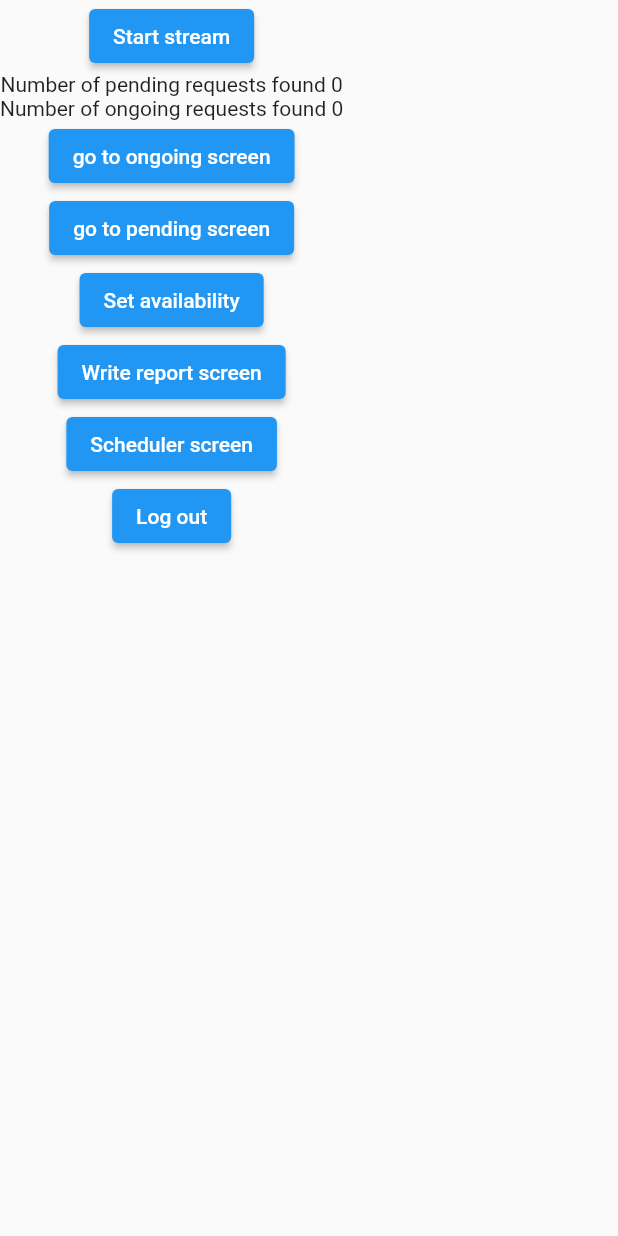
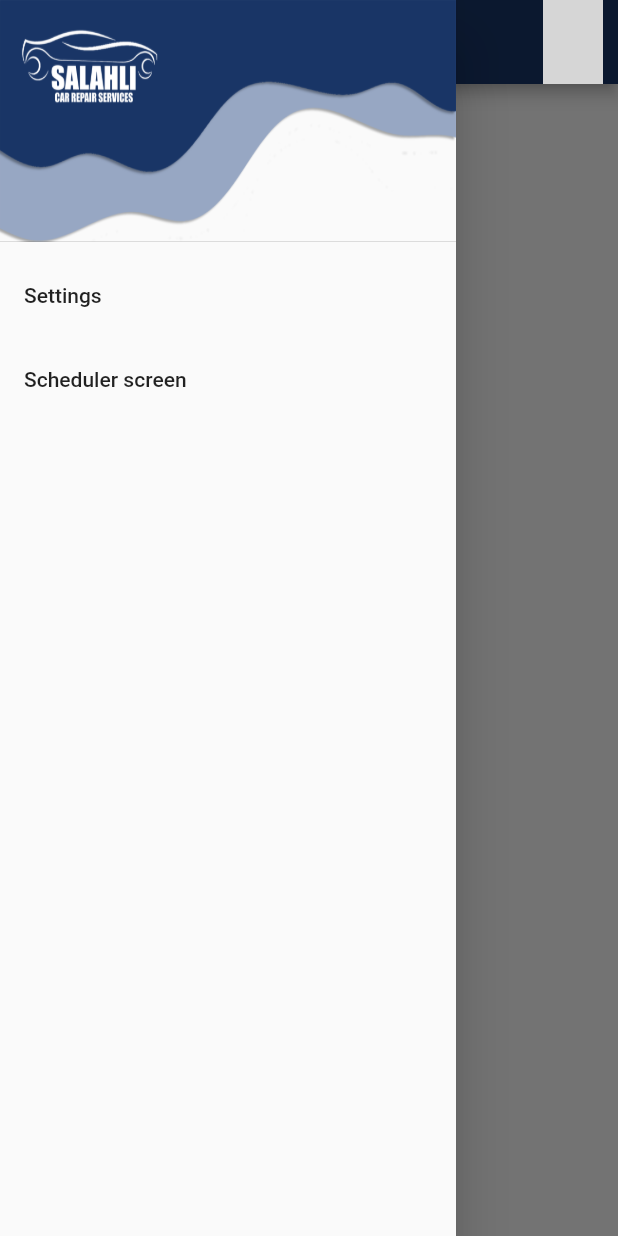
Before and after one commit to sergi-s/Salahly-mechanic-application, a Flutter app: the OngoingScreenDummy screen opened by its route, with the side drawer open (before the commit the screen has no drawer), on a phone screen of 412 x 824 dp. Run offline on Flutter 3.47's test engine with Material 2 defaults, Android fonts, the phone set to English and light mode, and no system bars; drawn by our look-alikes of overlay_support; our stand-ins replace animated_theme_switcher, dropdown_button2, easy_localization, firebase_auth, firebase_core, firebase_database and 12 more; missing offline and left inert: confirm_dialog, dart:ffi, flutter_geofire, localstore, salahly_models, time_planner; accounts and stored records are empty; network calls fail; grey boxes are pictures that could not be loaded.

Commit message:
Setting Button to change language

```diff
--- a/assets/translations/ar.json
+++ b/assets/translations/ar.json
@@ -55,5 +55,7 @@
   "request_status" : "حالة الطلب",
   "car_number" : "رقم السيارة",
   "car_model" : "موديل السيارة",
-  "client_name" : "اسم العميل"
+  "client_name" : "اسم العميل",
+  "settings": "اعدادات",
+  "change_lang": "اختار لغه"
 }
--- a/assets/translations/en.json
+++ b/assets/translations/en.json
@@ -50,5 +50,7 @@
   "duration": "Duration",
   "end_time": "End time",
   "color": "Color",
-  "request" : "Request"
+  "request" : "Request",
+  "settings": "Settings",
+  "change_lang": "Choose language"
 }
--- a/lib/routes.dart
+++ b/lib/routes.dart
@@ -16,6 +16,8 @@ import 'package:salahly_mechanic/screens/login_signup/signupscreen.dart';
 import 'package:salahly_mechanic/screens/scheduler/scheduler_screen.dart';
 import 'package:salahly_mechanic/screens/scheduler/view_scheduler_task.dart';
 import 'package:salahly_mechanic/screens/test_foula.dart';
+
+import 'screens/switchLanguage.dart';
 
 class Routing {
   get router => GoRouter(
@@ -96,6 +98,10 @@ class Routing {
             path: ViewSchedulerTaskScreen.routeName,
             builder: (context, state) => ViewSchedulerTaskScreen(scheduleTask: state.extra! as ScheduleTask),
           ),
+          GoRoute(
+            path: SwitchLanguageScreen.routeName,
+            builder: (context, state) => SwitchLanguageScreen(),
+          ),
         ],
       );
 }
--- a/lib/screens/requests/ongoing_requests.dart
+++ b/lib/screens/requests/ongoing_requests.dart
@@ -12,6 +12,8 @@ import 'package:salahly_mechanic/screens/login_signup/signupscreen.dart';
 import 'package:salahly_mechanic/screens/scheduler/scheduler_screen.dart';
 import 'package:salahly_mechanic/screens/test_foula.dart';
 import 'package:go_router/go_router.dart';
+import 'package:salahly_mechanic/widgets/gloable_widgets/app_bar.dart';
+import 'package:salahly_mechanic/widgets/gloable_widgets/app_drawer.dart';
 import 'package:salahly_models/models/road_side_assistance.dart';
 
 class OngoingScreenDummy extends ConsumerWidget {
@@ -25,6 +27,8 @@ class OngoingScreenDummy extends ConsumerWidget {
         ref.watch(ongoingRequestsProvider.notifier);
     List<RSA> ongoingRequests = ref.watch(ongoingRequestsProvider);
     return Scaffold(
+      appBar: salahlyAppBar(),
+      drawer: salahlyDrawer(context),
       body: SafeArea(
         child: Column(
           // mainAxisAlignment: MainAxisAlignment.spaceEvenly,
--- /dev/null
+++ b/lib/widgets/gloable_widgets/app_bar.dart
@@ -0,0 +1,40 @@
+import "package:flutter/material.dart";
+import 'package:flutter_riverpod/flutter_riverpod.dart';
+import 'package:go_router/go_router.dart';
+import 'package:salahly_mechanic/screens/MechanicProfile/MechanicProfilePage.dart';
+
+PreferredSizeWidget salahlyAppBar({String? title}) {
+  return AppBar(
+    title: title != null
+        ? Text(title)
+        : Image.asset('assets/images/logo white.png',
+            fit: BoxFit.contain, scale: 50),
+    centerTitle: true,
+    backgroundColor: const Color(0xff193566),
+    actions: [
+      Consumer(
+        builder: (context, ref, child) {
+          return Container(
+              // alignment: Alignment.centerRight,
+              padding: const EdgeInsets.only(left: 0.0, right: 10.0),
+              child: GestureDetector(
+                onTap: ()=>context.push(MechanicProfilePage.routeName),
+                child: CircleAvatar(
+                      backgroundImage:
+                          NetworkImage( ""),
+                    ),
+              ));
+        },
+      )
+    ],
+    // flexibleSpace: Container(
+    //   alignment: Alignment.centerRight,
+    //   padding: const EdgeInsets.only(left: 0.0, right: 10.0),
+    //   child: const CircleAvatar(
+    //     backgroundImage: AssetImage('assets/images/tarek.jpg'),
+    //   ),
+    // ),
+  );
+}
+
+//TODO: el image el mawgoda fl Appbar mynf34 tkon hardcoded mknha
--- /dev/null
+++ b/lib/widgets/gloable_widgets/app_drawer.dart
@@ -0,0 +1,46 @@
+import 'package:easy_localization/easy_localization.dart';
+import "package:flutter/material.dart";
+import 'package:go_router/go_router.dart';
+import 'package:salahly_mechanic/screens/scheduler/scheduler_screen.dart';
+import 'package:salahly_mechanic/screens/switchLanguage.dart';
+
+
+
+Widget salahlyDrawer(BuildContext context) {
+  return Drawer(
+    child: ListView(
+      padding: EdgeInsets.zero,
+      children: [
+        const DrawerHeader(
+          decoration: BoxDecoration(
+              image: DecorationImage(
+                  image: AssetImage('assets/images/wavy shape copy.png'),
+                  alignment: Alignment.topCenter,
+                  fit: BoxFit.fill),
+              color: Colors.transparent),
+          child: Text(''),
+        ),
+
+        ListTile(
+          title: Text('settings'.tr()),
+          onTap: () {
+            Navigator.pop(context);
+            context.push(SwitchLanguageScreen.routeName);
+          },
+        ),
+
+
+        ListTile(
+          title: Text("Scheduler screen"),
+          onTap: () {
+            Navigator.pop(context);
+            context.push(SchedulerScreen.routeName);
+          },
+        ),
+      ],
+    ),
+  );
+}
+
+//TODO: logical bug
+// if the user pushed same page twice the back button will get him to same page
```
Also changed, not shown: lib/screens/switchLanguage.dart (added, +52 -0 lines).
